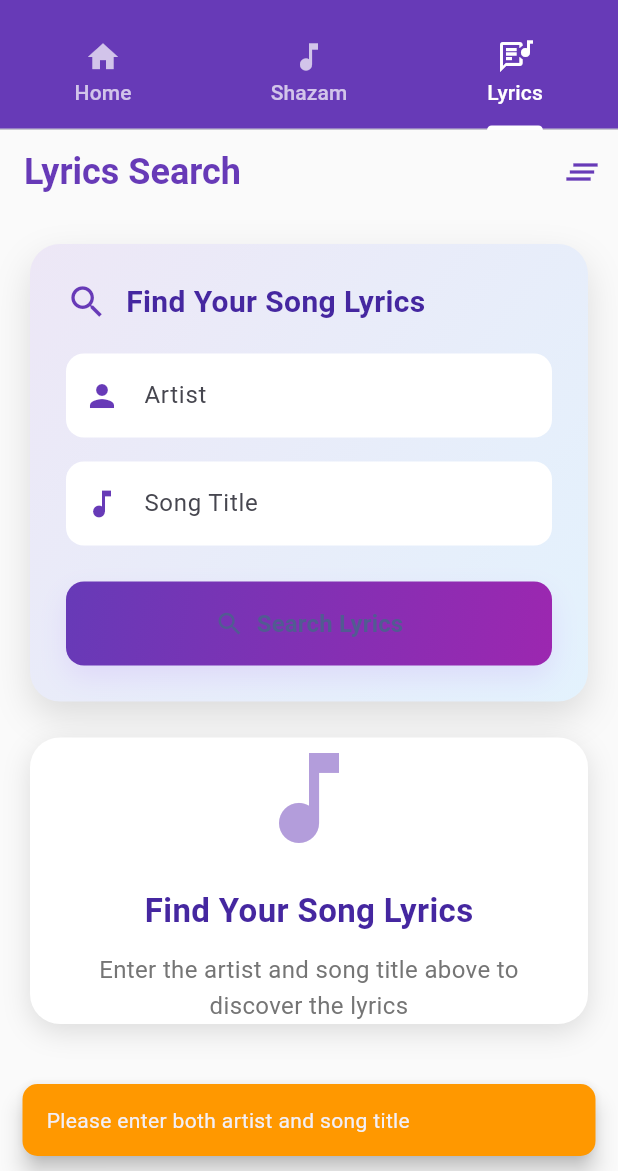
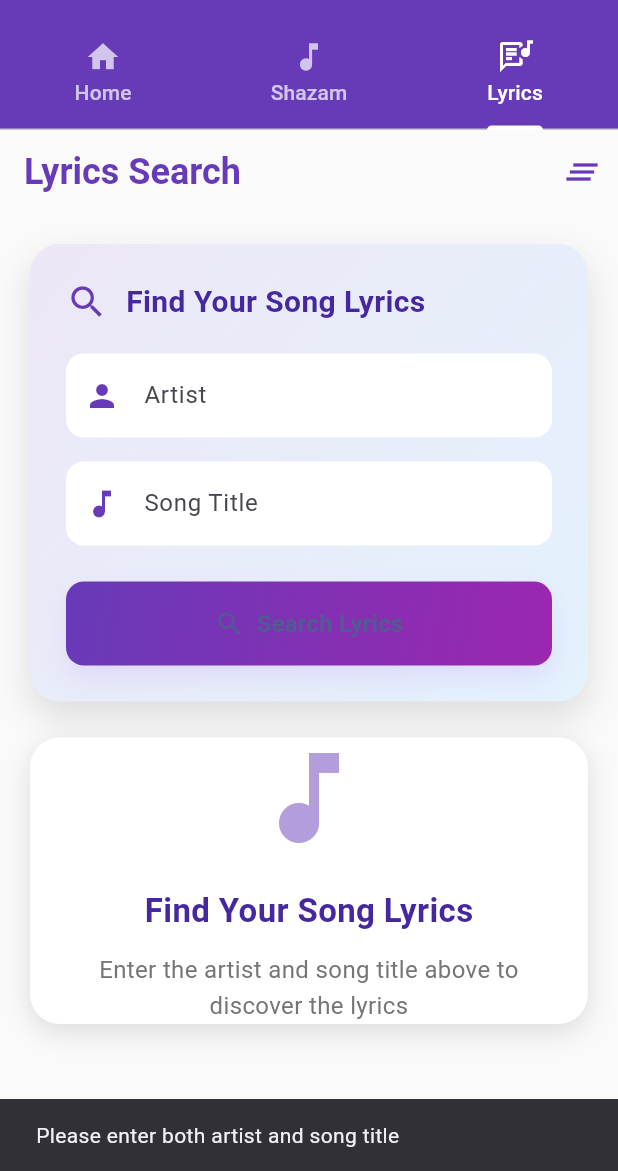
Before and after one commit to AaronPeterOcen/soundscribe_fl, a Flutter app: the screen it shows after launch, tab 3 chosen, after a tap on "Search Lyrics", on a phone screen of 412 x 824 dp, the part 65-1236 px from its top. Run offline on Flutter 3.47's test engine with Material 3 defaults, Android fonts, the phone set to English and light mode, and no system bars; our stand-ins replace font_awesome_flutter.

Commit message:
lyrics search page error

```diff
--- a/lib/screens/lyric_search.dart
+++ b/lib/screens/lyric_search.dart
@@ -44,7 +44,9 @@ class _LyricsSearchState extends State<LyricsSearch>
 
   void _searchLyrics() async {
     if (_artistController.text.isEmpty || _titleController.text.isEmpty) {
-      _showSnackBar('Please enter both artist and song title', Colors.orange);
+      ScaffoldMessenger.of(context).showSnackBar(
+        SnackBar(content: Text('Please enter both artist and song title')),
+      );
       return;
     }
 
@@ -53,19 +55,28 @@ class _LyricsSearchState extends State<LyricsSearch>
       _lyrics = '';
     });
 
+    try {
       final lyrics = await LyricService.getLyrics(
         _artistController.text.trim(),
         _titleController.text.trim(),
       );
 
+      // Check if widget is still mounted before calling setState
+      if (mounted) {
         setState(() {
           _lyrics = lyrics;
           _isLoading = false;
         });
-
-    // Animate when new lyrics come in
-    _animationController.reset();
-    _animationController.forward();
+      }
+    } catch (e) {
+      // Check if widget is still mounted before calling setState
+      if (mounted) {
+        setState(() {
+          _lyrics = 'Error: $e';
+          _isLoading = false;
+        });
+      }
+    }
   }
 
   void _clearSearch() {
--- a/pubspec.yaml
+++ b/pubspec.yaml
@@ -7,6 +7,7 @@ environment:
   sdk: ">=3.9.2 <4.0.0"
 
 dependencies:
+  chordify_lyrics: ^1.0.3
   cupertino_icons: ^1.0.8
   flutter:
     sdk: flutter
@@ -25,7 +26,6 @@ dev_dependencies:
 
 flutter:
   uses-material-design: true
-
   # fonts:
   #   - family: MaterialIcons
   #     fonts:
```
Also changed, not shown: pubspec.lock. Lines whose indentation alone changed are shown as unchanged.
